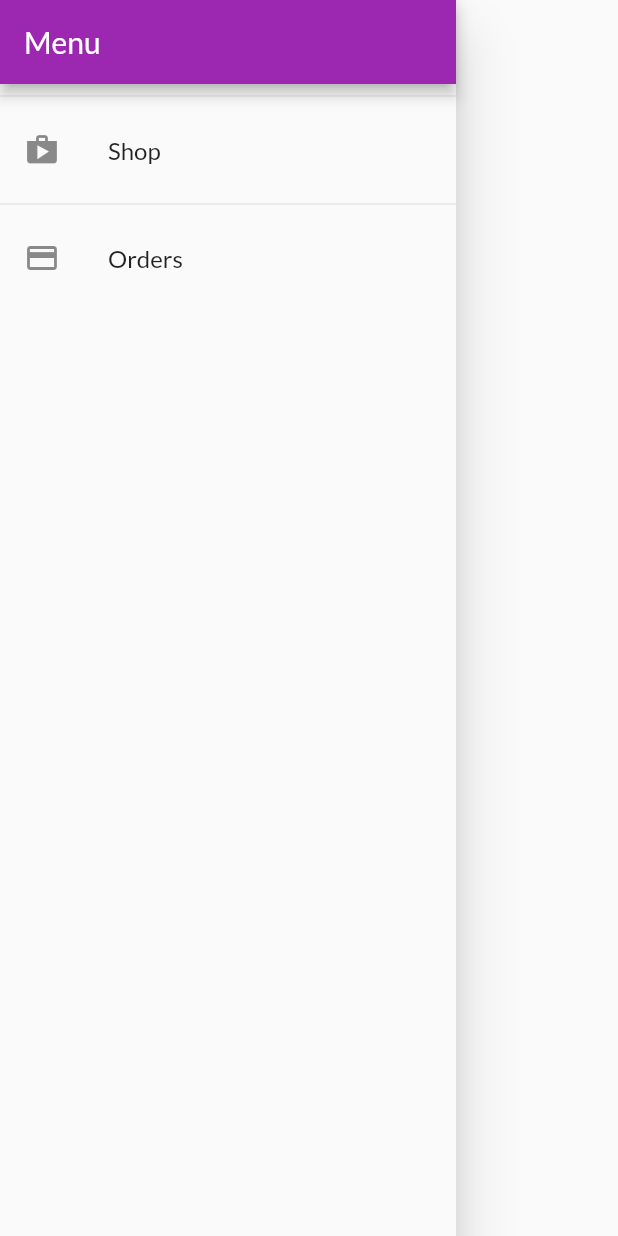
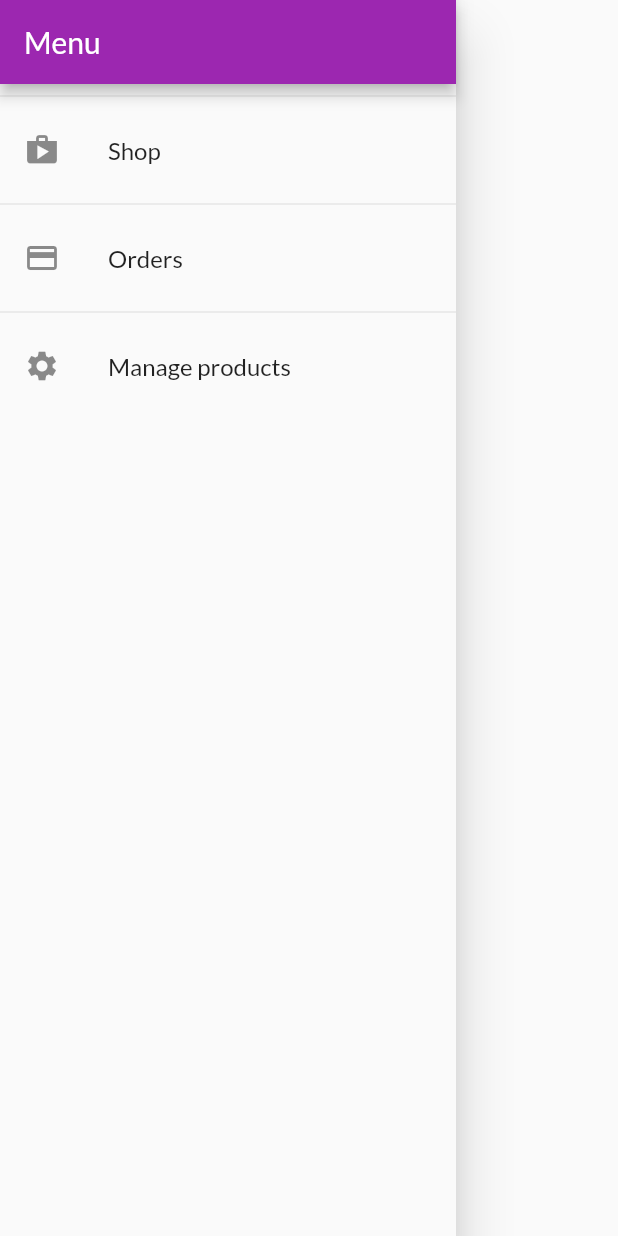
Before and after one commit to catalinvunvulea/ShopApp, a Flutter app: the AppDrawer widget shown alone on an empty page, opened directly, on a phone screen of 412 x 824 dp. Run offline on Flutter 3.47's test engine with Material 2 defaults, Android fonts, the phone set to English and light mode, and no system bars; network calls fail.

Commit message:
Add Manage Product
create UserProductScreen

```diff
--- a/lib/main.dart
+++ b/lib/main.dart
@@ -1,6 +1,7 @@
 import 'package:flutter/material.dart';
 import 'package:provider/provider.dart'; //enable us to set a provider
 
+import './screens/user_products_screen.dart';
 import './screens/products_overview_screen.dart';
 import './screens/product_detail_screen.dart';
 import './screens/cart_screen.dart';
@@ -43,6 +44,7 @@ class MyApp extends StatelessWidget {
           ProductDetailScreen.routeName: (ctx) => ProductDetailScreen(),
           CartScreen.routeName: (ctx) => CartScreen(),
           OrdersScreen.routeName: (ctx) => OrdersScreen(),
+          UserProductsScreen.routeName: (ctx) => UserProductsScreen(),
         },
       ),
     );
--- a/lib/widgets/app_drawer.dart
+++ b/lib/widgets/app_drawer.dart
@@ -1,7 +1,7 @@
 import 'package:flutter/material.dart';
 
-
 import '../screens/orders_screen.dart';
+import '../screens/user_products_screen.dart';
 
 class AppDrawer extends StatelessWidget {
   @override
@@ -10,25 +10,34 @@ class AppDrawer extends StatelessWidget {
       child: Column(
         children: <Widget>[
           AppBar(
-            title: Text('Menu'),
-            automaticallyImplyLeading: false, //won't show a button on the left (ex back button)
+            title: const Text('Menu'),
+            automaticallyImplyLeading:
+                false, //won't show a button on the left (ex back button)
           ),
           Divider(), //horizontal line below the bar
           ListTile(
               leading: Icon(Icons.shop),
-              title: Text('Shop'),
+              title: const Text('Shop'),
               onTap: () {
-                Navigator.of(context)
-                    .pushReplacementNamed('/');
+                Navigator.of(context).pushReplacementNamed('/');
               }),
           Divider(), //horizontal line below the bar
           ListTile(
-              leading: Icon(Icons.payment),
-              title: Text('Orders'),
+              leading: const Icon(Icons.payment),
+              title: const Text('Orders'),
               onTap: () {
                 Navigator.of(context)
                     .pushReplacementNamed(OrdersScreen.routeName);
               }),
+          Divider(),
+          ListTile(
+            leading: const Icon(Icons.settings),
+            title: const Text('Manage products '),
+            onTap: () {
+              Navigator.of(context)
+                  .pushReplacementNamed(UserProductsScreen.routeName);
+            },
+          ),
         ],
       ),
     );
--- a/lib/widgets/cart_item.dart
+++ b/lib/widgets/cart_item.dart
@@ -46,13 +46,13 @@ class CartItem extends StatelessWidget {
               FlatButton(
                 child: Text('NO'),
                 onPressed: () {
-                  Navigator.of(ctx).pop(false); //to close the dialog window and return
+                  Navigator.of(ctx).pop(false); //to close the dialog window and return; false, to return it to the confirmDismiss
                 },
               ),
               FlatButton(
                 child: Text('YES'),
                 onPressed: () {
-                  Navigator.of(ctx).pop(true);
+                  Navigator.of(ctx).pop(true); //true, as we wish to dismiss
                 },
               )
             ],
```
Also changed, not shown: lib/screens/user_products_screen.dart (added, +41 -0 lines), lib/widgets/user_product_item.dart (added, +42 -0 lines).
